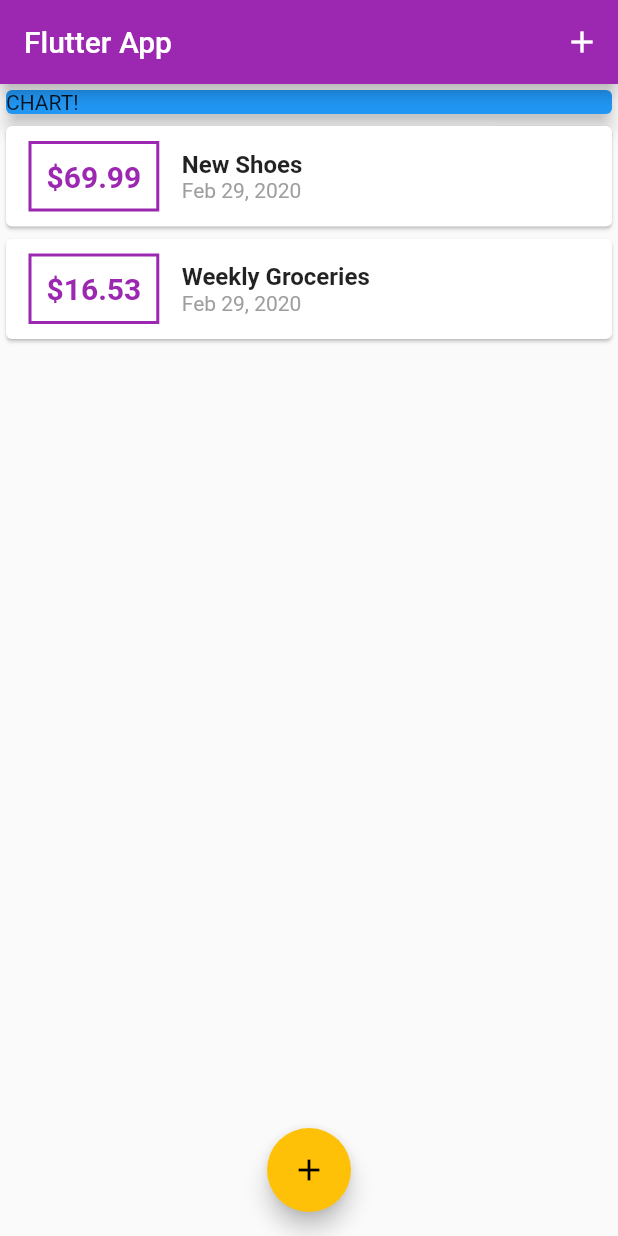
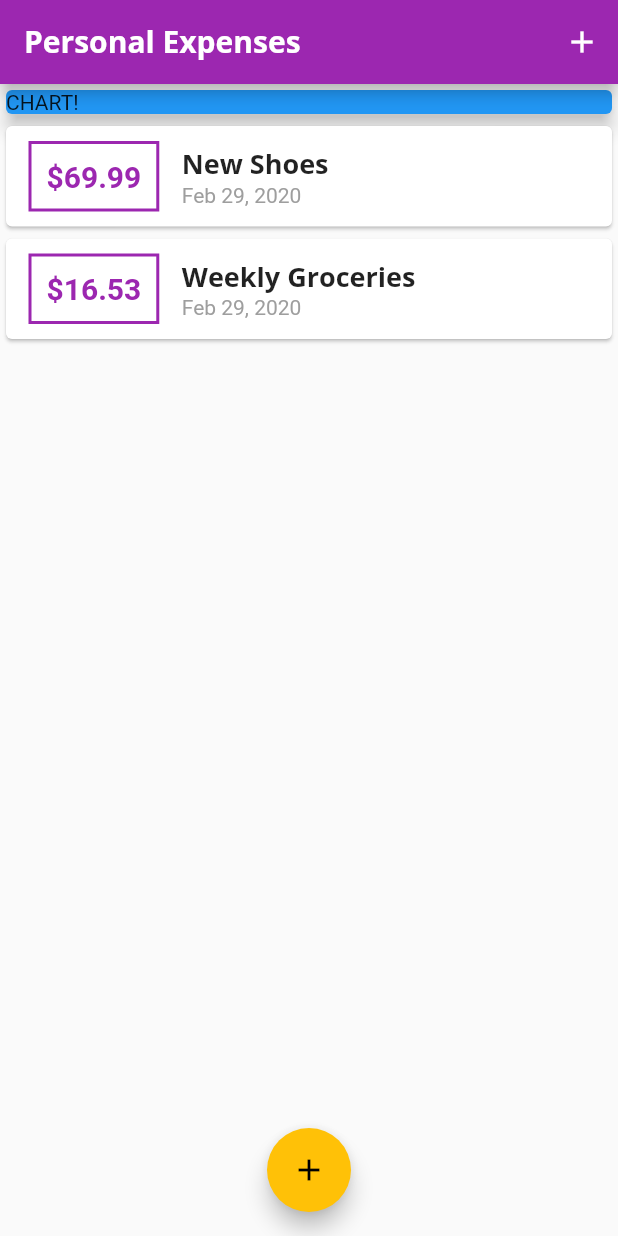
Before and after one commit to Shree-hari/personal_exp, a Flutter app: the screen it shows after launch, on a phone screen of 412 x 824 dp. Run offline on Flutter 3.47's test engine with Material 2 defaults, Android fonts, the phone set to English and light mode, and no system bars.

Commit message:
learnt how to use different fontstyles throughout the app which is by using textTheme and AppBarTheme props in the main.dart and altering its properties

```diff
--- a/lib/main.dart
+++ b/lib/main.dart
@@ -9,10 +9,25 @@
   @override
   Widget build(BuildContext context) {
     return MaterialApp(
-      title: 'Flutter App',
+      title: 'Personal Expenses',
       theme: ThemeData(
         primarySwatch: Colors.purple,
-        accentColor: Colors.amber
+        accentColor: Colors.amber,
+        fontFamily: 'Quicksand',
+        textTheme: ThemeData.light().textTheme.copyWith(
+              headline6: TextStyle(
+                  fontFamily: 'OpenSans',
+                  fontSize: 18.0,
+                  fontWeight: FontWeight.bold),
+            ),
+        appBarTheme: AppBarTheme(
+          textTheme: ThemeData.light().textTheme.copyWith(
+                headline6: TextStyle(
+                    fontFamily: 'OpenSans',
+                    fontSize: 20.0,
+                    fontWeight: FontWeight.bold),
+              ),
+        ),
       ),
       home: MyHomePage(),
     );
@@ -27,7 +42,6 @@
 }
 
 class _MyHomePageState extends State<MyHomePage> {
-
   final List<Transaction> _userTransactions = [
     Transaction(
       id: 't1',
@@ -56,23 +70,36 @@
     });
   }
 
-  void _startAddNewTransaction(BuildContext ctx){
-    showModalBottomSheet(context: ctx, builder: (_){
-      return NewTransaction(_addNewTransaction);
-    });
+  void _startAddNewTransaction(BuildContext ctx) {
+    showModalBottomSheet(
+        context: ctx,
+        builder: (_) {
+          return NewTransaction(_addNewTransaction);
+        });
   }
 
   @override
   Widget build(BuildContext context) {
     return Scaffold(
       appBar: AppBar(
-        title: Text('Flutter App'),
+        title: Text('Personal Expenses'),
         actions: <Widget>[
-          IconButton(icon: Icon(Icons.add), onPressed: (){_startAddNewTransaction(context);})
+          IconButton(
+              icon: Icon(Icons.add),
+              onPressed: () {
+                _startAddNewTransaction(context);
+              })
         ],
       ),
       floatingActionButtonLocation: FloatingActionButtonLocation.centerFloat,
-      floatingActionButton: FloatingActionButton(child: Icon(Icons.add,),onPressed: (){_startAddNewTransaction(context);},),
+      floatingActionButton: FloatingActionButton(
+        child: Icon(
+          Icons.add,
+        ),
+        onPressed: () {
+          _startAddNewTransaction(context);
+        },
+      ),
       body: SingleChildScrollView(
         child: Column(
           // mainAxisAlignment: MainAxisAlignment.start,
--- a/lib/widgets/transaction_list.dart
+++ b/lib/widgets/transaction_list.dart
@@ -43,10 +43,7 @@
                   children: <Widget>[
                     Text(
                       transactions[index].title,
-                      style: TextStyle(
-                        fontSize: 16,
-                        fontWeight: FontWeight.bold,
-                      ),
+                      style: Theme.of(context).textTheme.headline6,
                     ),
                     Text(
                       DateFormat.yMMMd().format(transactions[index].date),
```
Also changed, not shown: pubspec.yaml (+12 -12 lines), assets/fonts/OpenSans-Bold.ttf (added), assets/fonts/OpenSans-Regular.ttf (added), assets/fonts/Quicksand-Bold.ttf (added), assets/fonts/Quicksand-Light.ttf (added), assets/fonts/Quicksand-Medium.ttf (added), assets/fonts/Quicksand-Regular.ttf (added).
